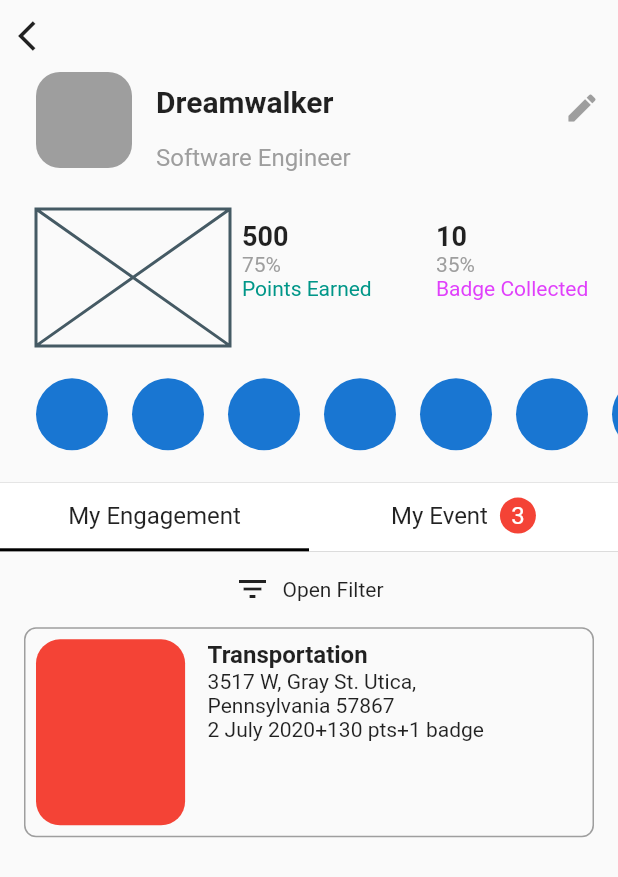
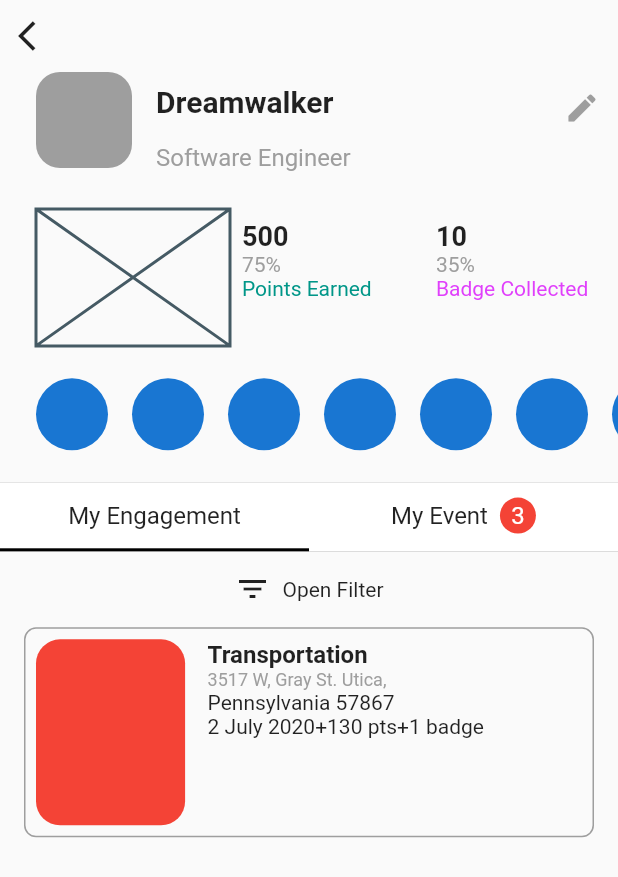
Before and after one commit to JAICHANGPARK/flutter_notebook_11th_story, a Flutter app: the IrysProfilePage screen opened directly, on a phone screen of 412 x 824 dp. Shown: the top 877 px of the screen. Run offline on Flutter 3.47's test engine with Material 2 defaults, Android fonts, the phone set to English and light mode, and no system bars; our stand-ins replace backdrop, badges, flutter_inner_drawer, flutter_slidable, flutter_swiper, google_fonts; network calls fail.

Commit message:
Update irys_profile_page.dart

```diff
--- a/lib/ep727_irys_mobile_app/ui/irys_profile_page.dart
+++ b/lib/ep727_irys_mobile_app/ui/irys_profile_page.dart
@@ -14,7 +14,7 @@ class _IrysProfilePageState extends State<IrysProfilePage> {
   void initState() {
     // TODO: implement initState
     super.initState();
-     pageController = PageController(initialPage: _tabIndex);
+    pageController = PageController(initialPage: _tabIndex);
   }
 
   @override
@@ -234,12 +234,14 @@ class _IrysProfilePageState extends State<IrysProfilePage> {
                   Column(
                     children: [
                       Expanded(
-                          flex:1,
+                          flex: 1,
                           child: Row(
                             mainAxisAlignment: MainAxisAlignment.center,
                             children: [
                               Icon(Icons.filter_list),
-                              SizedBox(width: 8,),
+                              SizedBox(
+                                width: 8,
+                              ),
                               Text("Open Filter"),
                             ],
                           )),
@@ -251,20 +253,15 @@ class _IrysProfilePageState extends State<IrysProfilePage> {
                                 margin: EdgeInsets.symmetric(horizontal: 16),
                                 height: 140,
                                 decoration: BoxDecoration(
-                                  border: Border.all(color: Colors.grey),
-                                  borderRadius: BorderRadius.circular(8)
-                                ),
-
+                                    border: Border.all(color: Colors.grey), borderRadius: BorderRadius.circular(8)),
                                 child: Row(
                                   children: [
                                     Expanded(
                                         flex: 3,
                                         child: Container(
                                           margin: EdgeInsets.all(7),
-                                          decoration: BoxDecoration(
-                                            color: Colors.red,
-                                            borderRadius: BorderRadius.circular(16)
-                                          ),
+                                          decoration:
+                                              BoxDecoration(color: Colors.red, borderRadius: BorderRadius.circular(16)),
                                         )),
                                     Expanded(
                                         flex: 7,
@@ -273,21 +270,22 @@ class _IrysProfilePageState extends State<IrysProfilePage> {
                                           child: Column(
                                             crossAxisAlignment: CrossAxisAlignment.start,
                                             children: [
-                                              Text("Transportation", style: TextStyle(
-                                                fontSize: 16,
-                                                fontWeight: FontWeight.bold
-                                              ),),
-                                              Text("3517 W, Gray St. Utica,"),
+                                              Text(
+                                                "Transportation",
+                                                style: TextStyle(fontSize: 16, fontWeight: FontWeight.bold),
+                                              ),
+                                              Text(
+                                                "3517 W, Gray St. Utica,",
+                                                style: TextStyle(fontSize: 12, color: Colors.grey),
+                                              ),
                                               Text("Pennsylvania 57867"),
                                               Row(
                                                 children: [
                                                   Text("2 July 2020"),
                                                   Text("+130 pts"),
                                                   Text("+1 badge"),
-
                                                 ],
                                               )
-
                                             ],
                                           ),
                                         )),
```
